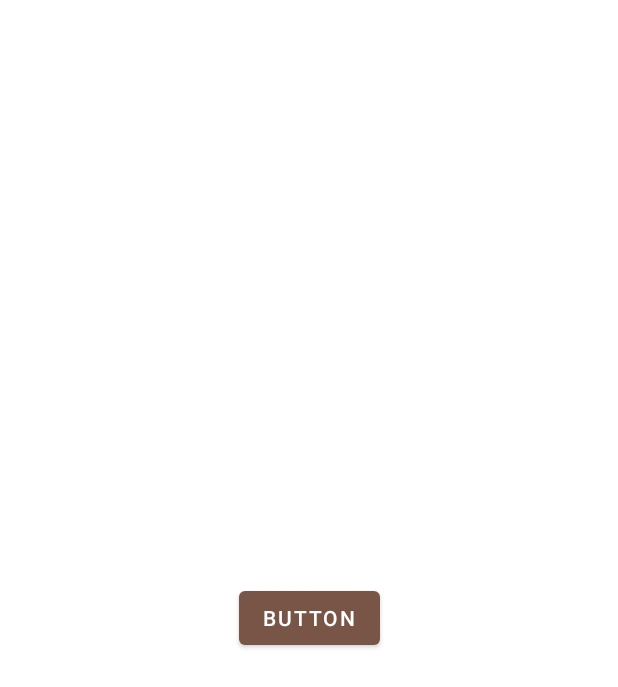
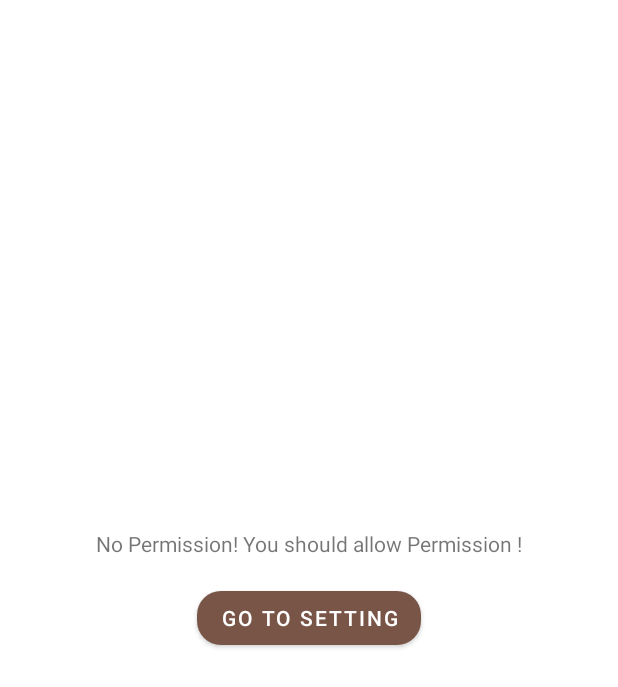
Before and after one commit to aungmyattthu/TNweather, an Android app: the layout permission_error_fragment.xml on its own in the app's theme, with its tools: preview values and no code run, on a phone screen of 412 x 824 dp. Shown: the top 687 px of the screen. Run offline under Robolectric (Android 15) with nearby library versions, the phone set to English and light mode, and no system bars.

Commit message:
more,more permission request and location on/off fixed

```diff
--- a/app/src/main/res/layout/permission_error_fragment.xml
+++ b/app/src/main/res/layout/permission_error_fragment.xml
@@ -1,21 +1,34 @@
-<?xml version="1.0" encoding="utf-8"?>
+
 <androidx.constraintlayout.widget.ConstraintLayout xmlns:android="http://schemas.android.com/apk/res/android"
     xmlns:app="http://schemas.android.com/apk/res-auto"
     xmlns:tools="http://schemas.android.com/tools"
     android:layout_width="match_parent"
     android:layout_height="match_parent">
 
-    <Button
-        android:id="@+id/button"
+
+
+    <com.google.android.material.button.MaterialButton
+        android:id="@+id/permissionBtn"
         android:layout_width="wrap_content"
         android:layout_height="wrap_content"
         android:layout_marginStart="8dp"
         android:layout_marginTop="8dp"
         android:layout_marginEnd="8dp"
         android:layout_marginBottom="8dp"
-        android:text="Button"
+        android:text="Go to Setting"
         app:layout_constraintBottom_toBottomOf="parent"
         app:layout_constraintEnd_toEndOf="parent"
         app:layout_constraintStart_toStartOf="parent"
-        app:layout_constraintTop_toTopOf="parent" />
+        app:layout_constraintTop_toTopOf="parent"
+        app:cornerRadius="16dp"/>
+
+    <TextView
+        android:id="@+id/textView2"
+        android:layout_width="wrap_content"
+        android:layout_height="wrap_content"
+        android:layout_marginBottom="16dp"
+        android:text="No Permission! You should allow Permission !"
+        app:layout_constraintBottom_toTopOf="@+id/permissionBtn"
+        app:layout_constraintEnd_toEndOf="@+id/permissionBtn"
+        app:layout_constraintStart_toStartOf="@+id/permissionBtn" />
 </androidx.constraintlayout.widget.ConstraintLayout>
```
Also changed, not shown: app/src/main/java/com/example/tnweather/AboutFragment.java (+7 -0 lines), app/src/main/java/com/example/tnweather/HomeFragment.java (+4 -4 lines), app/src/main/java/com/example/tnweather/MainActivity.java (+7 -2 lines), app/src/main/java/com/example/tnweather/PermissionErrorFragment.java (+61 -1 lines).
